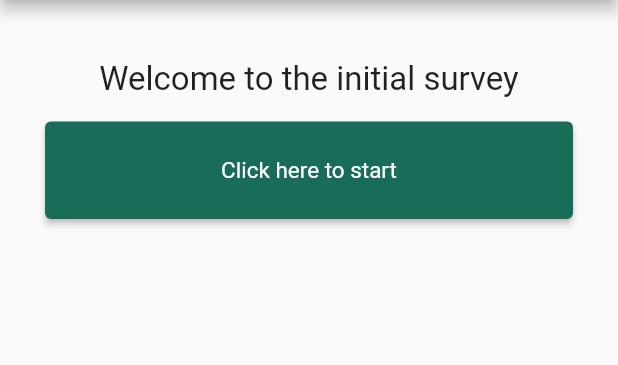
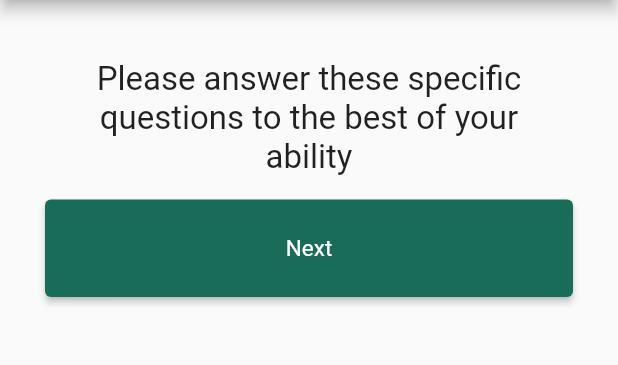
Before and after one commit to AU-Health/au_health_frontend, a Flutter app: the SurveyPage screen opened directly, on a phone screen of 412 x 824 dp, the part 84-449 px from its top. Run offline on Flutter 3.47's test engine with Material 2 defaults, Android fonts, the phone set to English and light mode, and no system bars; our stand-ins replace built_collection, built_value, cookie_jar, dio, dio_cookie_manager, get_it and 2 more; missing offline and left inert: ferry, ferry_exec, ferry_flutter, ferry_hive_store, gql, gql_code_builder and 2 more; accounts and stored records are empty; statements that could not run were skipped.

Commit message:
fixed survey questions

```diff
--- a/lib/pages/survey.dart
+++ b/lib/pages/survey.dart
@@ -13,58 +13,6 @@ class SurveyPage extends StatefulWidget {
 
 class _SurveyPageState extends State<SurveyPage> {
   final _questions = const [
-    {
-      'questionText': 'Welcome to the initial survey',
-      'answers': [
-        {'text': 'Click here to start', 'score': -2, 'yesFlag': false},
-      ],
-    },
-    {
-      'questionText': 'Q1. On average, how many hours do you sleep per night?',
-      'answers': [
-        {'text': '0-3', 'score': -2, 'yesFlag': false},
-        {'text': '3-5', 'score': -2, 'yesFlag': false},
-        {'text': '5-8', 'score': -2, 'yesFlag': false},
-        {'text': '8+', 'score': -2, 'yesFlag': false},
-      ],
-    },
-    {
-      'questionText': 'Q2. How many times a day do you eat a handful size serving of fruits? (Note: two handfuls would count as two times)',
-      'answers': [
-        {'text': '0-1', 'score': -2, 'yesFlag': false},
-        {'text': '2-3', 'score': -2, 'yesFlag': false},
-        {'text': '4-5', 'score': -2, 'yesFlag': false},
-        {'text': '5+', 'score': -2, 'yesFlag': false},
-      ],
-    },
-    {
-      'questionText': ' Q3. How many times a day do you eat a handful size serving of vegetables? (Note: two handfuls would count as two times)',
-      'answers': [
-        {'text': '0-1', 'score': -2, 'yesFlag': false},
-        {'text': '2-3', 'score': -2, 'yesFlag': false},
-        {'text': '4-5', 'score': -2, 'yesFlag': false},
-        {'text': '5+', 'score': -2, 'yesFlag': false},
-      ],
-    },
-    {
-      'questionText': 'Q4. On average, how many 8oz glasses of water do you consume per day? (Note: an average size water bottle has 16oz of water and would therefore count as two 8oz glasses)',
-      'answers': [
-        {'text': '0-1', 'score': -2, 'yesFlag': false},
-        {'text': '2-3', 'score': -2, 'yesFlag': false},
-        {'text': '4-5', 'score': -2, 'yesFlag': false},
-        {'text': '5+', 'score': -2, 'yesFlag': false},
-      ],
-    },
-    {
-      'questionText':
-      'Q5. How many hours a week would you say that you exercise at an intensity where it becomes slightly difficult to carry on a conversation?',
-      'answers': [
-        {'text': '0-1 hour', 'score': -2, 'yesFlag': false},
-        {'text': '2-3 hours', 'score': -2, 'yesFlag': false},
-        {'text': '4-5 hours', 'score': -2, 'yesFlag': false},
-        {'text': '5+ hours', 'score': -2, 'yesFlag': false},
-      ],
-    },
     {
       'questionText':
       'Please answer these specific questions to the best of your ability',//more specific
@@ -100,20 +48,20 @@ class _SurveyPageState extends State<SurveyPage> {
     },
     {
       'questionText':
-      'Fruits and Vegetables: What are your honest feelings on the topic of fruit and vegetable consumption right now?',
+      'Nutrition: What are your honest feelings on the topic of nutrition?',
       'answers': [
-        {'text': 'I am not interested in eating more fruits and vegetables right now.'
+        {'text': 'I am not interested in maintaining adequate nutrition right now.'
           , 'score': 1, 'yesFlag': false},
-        {'text': 'I have been thinking about eating more fruits and vegetables.', 'score': 2, 'yesFlag': false},
-        {'text': 'I have been thinking about specific ways to eat more fruits and vegetables.', 'score': 3, 'yesFlag': false},
-        {'text': 'I have started eating more fruits and vegetables in the last six months.', 'score': 4, 'yesFlag': false},
-        {'text': 'I have been eating adequate amounts of fruits and vegetables and plan to continue to do so.', 'score': 5, 'yesFlag': false},
-        {'text': 'I was working hard to ensure I was eating adequate amounts of fruits and vegetables, but have not been prioritizing it lately.', 'score': 6, 'yesFlag': false},
+        {'text': 'I have been interested in learning more about or improving my nutrient intake and balance.', 'score': 2, 'yesFlag': false},
+        {'text': 'I have been thinking about ways to achieve adequate nutrient intake and balance.', 'score': 3, 'yesFlag': false},
+        {'text': 'I have started improving my nutrient intake and balance in the last six months.', 'score': 4, 'yesFlag': false},
+        {'text': 'I have been ensuring adequate nutrient intake and balance for over six months and plan to continue to do so.', 'score': 5, 'yesFlag': false},
+        {'text': 'I was working hard to ensure adequate nutrient intake and balance, but have not been prioritizing it lately.', 'score': 6, 'yesFlag': false},
       ],
     },
     {
       'questionText':
-      'Fruits and Vegetables: Within the past 6 months, how often have you actively tried to consume fruits and vegetables everyday?',
+      'Nutrition: Within the past 6 months, how often have you actively tried to ensure adequate nutrition throughout the day?',
       'answers': [
         {'text': 'Rarely'
           , 'score': 1, 'yesFlag': false},
@@ -140,7 +88,7 @@ class _SurveyPageState extends State<SurveyPage> {
     },
     {
       'questionText':
-      'Sleep: Within the past 6 months, how often have you actively tried to be well rested?',
+      'Sleep: Within the past 6 months, how often have you actively tried to ensure you receive a full night of sleep?',
       'answers': [
         {'text': 'Rarely'
           , 'score': 1, 'yesFlag': false},
@@ -155,19 +103,20 @@ class _SurveyPageState extends State<SurveyPage> {
       'questionText':
       'Physical Activity: What are your honest feelings on the topic of physical activity right now?',
       'answers': [
-        {'text': 'I am not interested in improving my physical activity or the amount of physical activity that I do.'
+        {'text': 'I am not interested in physical activity.'
           , 'score': 1, 'yesFlag': false},
-        {'text': 'I have been thinking about ways to improve my physical activity.', 'score': 2, 'yesFlag': false},
-        {'text': 'I have been thinking about specific ways to improve and increase my physical activity.'
+        {'text': 'I have been interested in learning more about or improving my level of physical activity.', 'score': 2, 'yesFlag': false},
+        {'text': 'I have been thinking about ways to achieve adequate levels of physical activity.'
           , 'score': 3, 'yesFlag': false},
-        {'text': 'I have started improving my physical activity in the last six months.', 'score': 4, 'yesFlag': false},
-        {'text': 'I have been exercising an adequate amount and plan to continue to do so.', 'score': 5, 'yesFlag': false},
-        {'text': 'I was exercising hard to ensure good physical activity, but have not been prioritizing it lately.', 'score': 6, 'yesFlag': false},
+        {'text': 'I have started improving my level of physical activity in the last six months.', 'score': 4, 'yesFlag': false},
+        {'text': 'I have been ensuring adequate physical activity in my personal life and plan to continue to do so.', 'score': 5, 'yesFlag': false},
+        {'text': 'I was working hard to ensure adequate physical activity, but have not been prioritizing it lately.', 'score': 6, 'yesFlag': false},
       ],
     },
     {
       'questionText':
-      'Physical Activity: Within the past 6 months, how often have you actively tried to be active?',
+      'Physical Activity: Within the past 6 months, how often have you actively tried to be active?'
+          '(*Note: Recommendations suggest that one should engage in 150 minutes of moderate aerobic activity)',
       'answers': [
         {'text': 'Rarely'
           , 'score': 1, 'yesFlag': false},
@@ -180,21 +129,51 @@ class _SurveyPageState extends State<SurveyPage> {
     },
     {
       'questionText':
-      'Emotional: What are your honest feelings on the topic of mental health right now?',
+      'Environmental Health: What are your honest feelings on the topic of your personal environment right now?'
+          '(*Note: this includes social and virtual aspects of your surroundings)',
       'answers': [
-        {'text': 'I am not interested in improving my mental health.'
+        {'text': 'I am not interested in learning more about my physical environment and how it can impact my overall wellness .'
           , 'score': 1, 'yesFlag': false},
-        {'text': 'I have been thinking about ways to improve my mental health.', 'score': 2, 'yesFlag': false},
-        {'text': 'I have been thinking about specific ways to improve my mental health.'
+        {'text': 'I have been interested in learning more about or improving my physical environment and how it can impact my overall wellness.', 'score': 2, 'yesFlag': false},
+        {'text': 'I have been thinking about ways to achieve a satisfactory physical environment and how it can serve to impact my overall wellness.'
           , 'score': 3, 'yesFlag': false},
-        {'text': 'I have started improving my mental health in the last six months.', 'score': 4, 'yesFlag': false},
-        {'text': 'I have been improving my mental health an adequate amount and plan to continue to do so.', 'score': 5, 'yesFlag': false},
-        {'text': 'I was improving my mental health, but have not been prioritizing it lately.', 'score': 6, 'yesFlag': false},
+        {'text': 'I have started to make improvements in physical environment and follow strategies to reduce distractions in the last six months.', 'score': 4, 'yesFlag': false},
+        {'text': 'I have been actively monitoring my personal environment to ensure that it supports my health and wellness for over half a year.', 'score': 5, 'yesFlag': false},
+        {'text': 'I was working hard to ensure a satisfactory physical environment, but have not been prioritizing it lately.', 'score': 6, 'yesFlag': false},
       ],
     },
     {
       'questionText':
-      'Emotional: Within the past 6 months, how often have you actively tried to stay emotionally healthy?',
+      'Environmental Health: Within the past 6 months, how often did your physical environment impact your daily activities?'
+          '(i.e. finding a quiet place to study, needing to walk outside to think clearly)',
+      'answers': [
+        {'text': 'Rarely'
+          , 'score': 5, 'yesFlag': false},
+        {'text': 'Once a month', 'score': 4, 'yesFlag': false},
+        {'text': 'Multiple times a week', 'score': 3, 'yesFlag': false},
+        {'text': 'Nearly every day', 'score': 2, 'yesFlag': false},
+        {'text': 'Every day for the past 6 months+', 'score': 1, 'yesFlag': false},
+        {'text': 'This used to affect me, but no longer does', 'score': 6, 'yesFlag': false},
+      ],
+    },
+    {
+      'questionText':
+      'Stress Management: What are your honest feelings on the topic of stress management right now?',
+      'answers': [
+        {'text': 'I am not interested in managing stress levels right now.'
+          , 'score': 1, 'yesFlag': false},
+        {'text': 'I have been interested in learning more about or improving my personal levels of stress.', 'score': 2, 'yesFlag': false},
+        {'text': 'I have been thinking about ways to achieve adequate stress management.'
+          , 'score': 3, 'yesFlag': false},
+        {'text': 'I have started improving my management of stress in the last six months.', 'score': 4, 'yesFlag': false},
+        {'text': 'I have been managing my stress levels for over six months and plan to continue to do so.', 'score': 5, 'yesFlag': false},
+        {'text': 'I was working hard to ensure adequate stress management, but have not been prioritizing it lately.', 'score': 6, 'yesFlag': false},
+      ],
+    },
+    {
+      'questionText':
+      'Stress Management: Within the past 30 days, how often did you feel confident about your ability to cope with all the things you had to do and/or adequately manage your stress levels?'
+          '(*Note: Recommendations suggest that one should engage in 150 minutes of moderate aerobic activity)',
       'answers': [
         {'text': 'Rarely'
           , 'score': 1, 'yesFlag': false},
```
